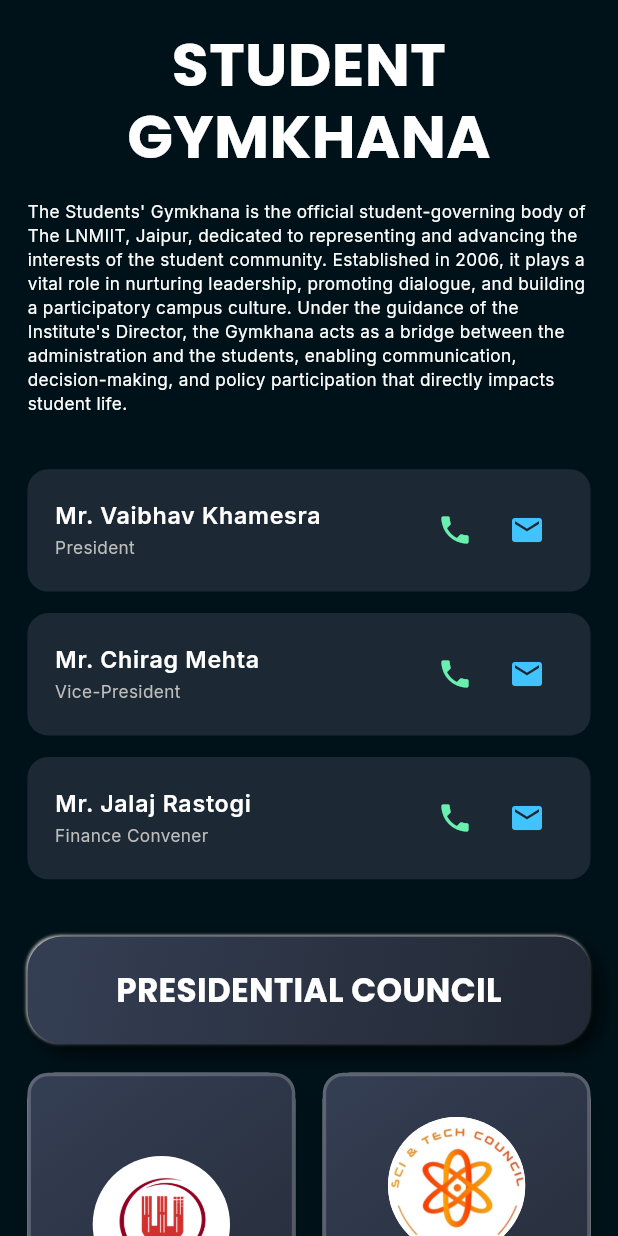
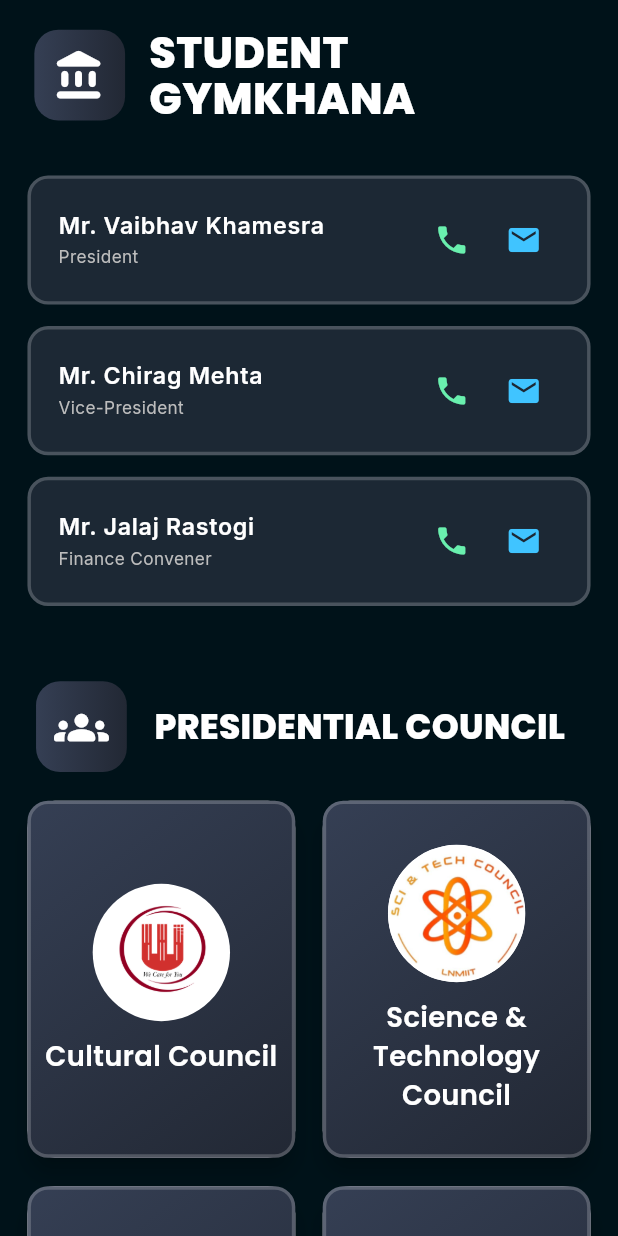
Before and after one commit to ZenithRizz/ccell, a Flutter app: the GymkhanaPage screen opened directly, on a phone screen of 412 x 824 dp. Run offline on Flutter 3.47's test engine with Material 3 defaults, Android fonts, the phone set to English and light mode, and no system bars; our stand-ins replace firebase_auth, firebase_core, firebase_messaging, flutter_local_notifications, flutter_screenutil, google_fonts and 4 more; missing offline and left inert: pwa_install; accounts and stored records are empty.

Commit message:
minor changes

```diff
--- a/lib/gymkhana.dart
+++ b/lib/gymkhana.dart
@@ -21,20 +21,39 @@ class GymkhanaPage extends StatelessWidget {
           child: Column(
             crossAxisAlignment: CrossAxisAlignment.center,
             children: [
-              Text(
-                'STUDENT GYMKHANA',
-                textAlign: TextAlign.center,
-                style: GoogleFonts.poppins(
-                  color: Colors.white,
-                  fontSize: 35.sp,
-                  fontWeight: FontWeight.bold,
-                  height: 1.2,
-                ),
-              ),
-              SizedBox(height: 15.h),
-              Text(
-                "The Students' Gymkhana is the official student-governing body of The LNMIIT, Jaipur, dedicated to representing and advancing the interests of the student community. Established in 2006, it plays a vital role in nurturing leadership, promoting dialogue, and building a participatory campus culture. Under the guidance of the Institute's Director, the Gymkhana acts as a bridge between the administration and the students, enabling communication, decision-making, and policy participation that directly impacts student life.",
-                style: GoogleFonts.inter(color: Colors.white, fontSize: 10.sp),
+              Row(
+                children: [
+                  Padding(
+                    padding: EdgeInsets.only(left: 4.w),
+                    child: Container(
+                      padding: EdgeInsets.all(10.h),
+                      decoration: BoxDecoration(
+                        gradient: LinearGradient(
+                          colors: [Color(0xFF353F54), Color(0xFF222834)],
+                        ),
+                        borderRadius: BorderRadius.circular(16),
+                      ),
+                      child: Icon(
+                        Icons.account_balance_rounded,
+                        color: Colors.white,
+                        size: 32.r,
+                      ),
+                    ),
+                  ),
+                  const SizedBox(width: 16),
+                  Expanded(
+                    child: Text(
+                      'STUDENT GYMKHANA',
+                      style: GoogleFonts.poppins(
+                        color: Colors.white,
+                        fontSize: 25.sp,
+                        fontWeight: FontWeight.w800,
+                        //letterSpacing: -1,
+                        height: 1.1,
+                      ),
+                    ),
+                  ),
+                ],
               ),
               SizedBox(height: 30.h),
               presidentTile(
@@ -55,8 +74,40 @@ class GymkhanaPage extends StatelessWidget {
                 "8077054850",
                 "gym.financeconvenor@lnmiit.ac.in",
               ),
-              SizedBox(height: 20.h),
-              buildSectionTitle("PRESIDENTIAL COUNCIL"),
+              SizedBox(height: 30.h),
+              Row(
+                children: [
+                  Padding(
+                    padding: EdgeInsets.only(left: 5.w),
+                    child: Container(
+                      padding: EdgeInsets.all(10.h),
+                      decoration: BoxDecoration(
+                        gradient: LinearGradient(
+                          colors: [Color(0xFF353F54), Color(0xFF222834)],
+                        ),
+                        borderRadius: BorderRadius.circular(16),
+                      ),
+                      child: Icon(
+                        Icons.groups_rounded,
+                        color: Colors.white,
+                        size: 32.r,
+                      ),
+                    ),
+                  ),
+                  SizedBox(width: 16.w),
+                  Expanded(
+                    child: Text(
+                      'PRESIDENTIAL COUNCIL',
+                      style: GoogleFonts.poppins(
+                        color: Colors.white,
+                        fontSize: 20.sp,
+                        fontWeight: FontWeight.w800,
+                        height: 1.1,
+                      ),
+                    ),
+                  ),
+                ],
+              ),
               SizedBox(height: 16.h),
               GridView.count(
                 shrinkWrap: true,
@@ -92,12 +143,12 @@ class GymkhanaPage extends StatelessWidget {
                   ),
                 ],
               ),
-              SizedBox(height: 40.h),
+              SizedBox(height: 35.h),
               Text(
                 'STUDENT FESTS',
                 style: GoogleFonts.poppins(
                   color: Color.fromRGBO(255, 255, 255, 1),
-                  fontSize: 26,
+                  fontSize: 20.sp,
                   fontWeight: FontWeight.bold,
                 ),
               ),
@@ -230,7 +281,7 @@ class GymkhanaPage extends StatelessWidget {
                 'STUDENT EVENTS',
                 style: GoogleFonts.poppins(
                   color: Color.fromRGBO(255, 255, 255, 1),
-                  fontSize: 26,
+                  fontSize: 20.sp,
                   fontWeight: FontWeight.bold,
                 ),
               ),
@@ -430,6 +481,7 @@ Widget presidentTile(
     decoration: BoxDecoration(
       color: const Color(0xFF1C2834),
       borderRadius: BorderRadius.circular(12.r),
+      border: Border.all(color: Colors.white.withOpacity(0.2), width: 2.w),
     ),
     margin: EdgeInsets.only(bottom: 12.h),
     child: ListTile(
```
Also changed, not shown: lib/lnm_page.dart (+15 -15 lines).
